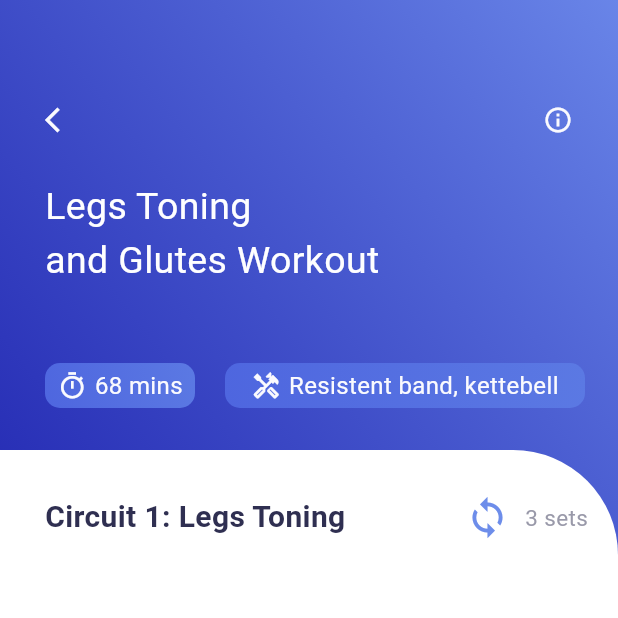
After one commit to passpier/workoutapp, a Flutter app: the screen it shows after launch, after a tap on the "arrow forward" icon, on a phone screen of 412 x 824 dp, the top half of it. The commit adds this screen. Run offline on Flutter 3.47's test engine with Material 2 defaults, Android fonts, the phone set to English and light mode, and no system bars; our stand-ins replace get.

Commit message:
add video info page

```diff
--- a/lib/home_page.dart
+++ b/lib/home_page.dart
@@ -1,6 +1,8 @@
 import 'dart:convert';
 
 import 'package:flutter/material.dart';
+import 'package:get/get.dart';
+import 'package:workoutapp/video_info.dart';
 import 'colors.dart' as color;
 
 class HomePage extends StatefulWidget {
@@ -60,12 +62,17 @@ class _HomePageState extends State<HomePage> {
                     ),
                   ),
                   const SizedBox(width: 5),
-                  Icon(Icons.arrow_forward, size: 20, color: color.AppColor.homePageIcons),
+                  InkWell(onTap: () {
+                    Get.to(() => const VideoInfo());
+                  }, child: Icon(Icons.arrow_forward, size: 20, color: color.AppColor.homePageIcons)),
                 ],
               ),
               const SizedBox(height: 20),
               Container(
-                width: MediaQuery.of(context).size.width,
+                width: MediaQuery
+                    .of(context)
+                    .size
+                    .width,
                 height: 230,
                 decoration: BoxDecoration(
                     gradient: LinearGradient(colors: [
@@ -127,11 +134,17 @@ class _HomePageState extends State<HomePage> {
               const SizedBox(height: 5),
               SizedBox(
                 height: 180,
-                width: MediaQuery.of(context).size.width,
+                width: MediaQuery
+                    .of(context)
+                    .size
+                    .width,
                 child: Stack(
                   children: [
                     Container(
-                      width: MediaQuery.of(context).size.width,
+                      width: MediaQuery
+                          .of(context)
+                          .size
+                          .width,
                       margin: const EdgeInsets.only(top: 30),
                       height: 120,
                       decoration: BoxDecoration(
@@ -153,7 +166,10 @@ class _HomePageState extends State<HomePage> {
                     ),
                     Container(
                       height: 200,
-                      width: MediaQuery.of(context).size.width,
+                      width: MediaQuery
+                          .of(context)
+                          .size
+                          .width,
                       margin: const EdgeInsets.only(right: 200, bottom: 30),
                       decoration: BoxDecoration(
                         //color: Colors.redAccent.withOpacity(0.2),
@@ -203,7 +219,10 @@ class _HomePageState extends State<HomePage> {
               ]),
               Expanded(
                 child: OverflowBox(
-                  maxWidth: MediaQuery.of(context).size.width,
+                  maxWidth: MediaQuery
+                      .of(context)
+                      .size
+                      .width,
                   child: MediaQuery.removePadding(
                     removeTop: true,
                     context: context,
@@ -214,9 +233,12 @@ class _HomePageState extends State<HomePage> {
                           int b = 2 * 1 + 1;
                           return Row(children: [
                             Container(
-                                width: (MediaQuery.of(context).size.width-90)/2,
+                                width: (MediaQuery
+                                    .of(context)
+                                    .size
+                                    .width - 90) / 2,
                                 height: 170,
-                                margin:const EdgeInsets.only(left:30, bottom: 15, top:15),
+                                margin: const EdgeInsets.only(left: 30, bottom: 15, top: 15),
                                 padding: const EdgeInsets.only(bottom: 5),
                                 decoration: BoxDecoration(
                                     color: Colors.white,
@@ -239,9 +261,12 @@ class _HomePageState extends State<HomePage> {
                                           style: TextStyle(fontSize: 20, color: color.AppColor.homePageDetail)),
                                     ))),
                             Container(
-                                width: (MediaQuery.of(context).size.width-90)/2,
+                                width: (MediaQuery
+                                    .of(context)
+                                    .size
+                                    .width - 90) / 2,
                                 height: 170,
-                                margin:const EdgeInsets.only(left:30, bottom: 15, top:15),
+                                margin: const EdgeInsets.only(left: 30, bottom: 15, top: 15),
                                 padding: const EdgeInsets.only(bottom: 5),
                                 decoration: BoxDecoration(
                                     color: Colors.white,
--- a/lib/main.dart
+++ b/lib/main.dart
@@ -1,4 +1,5 @@
 import 'package:flutter/material.dart';
+import 'package:get/get.dart';
 
 import 'home_page.dart';
 
@@ -12,7 +13,7 @@ class MyApp extends StatelessWidget {
   // This widget is the root of your application.
   @override
   Widget build(BuildContext context) {
-    return MaterialApp(
+    return GetMaterialApp(
       title: 'Flutter Demo',
       theme: ThemeData(
         colorScheme: ColorScheme.fromSeed(seedColor: Colors.deepPurple),
--- /dev/null
+++ b/lib/video_info.dart
@@ -0,0 +1,165 @@
+import 'dart:convert';
+
+import 'package:flutter/material.dart';
+import 'package:get/get.dart';
+import 'colors.dart' as color;
+
+class VideoInfo extends StatefulWidget {
+  const VideoInfo({super.key});
+
+  @override
+  State<VideoInfo> createState() => _VideoInfoState();
+}
+
+class _VideoInfoState extends State<VideoInfo> {
+  List info = [];
+
+  _initData() {
+    DefaultAssetBundle.of(context).loadString("json/videoinfo.json").then((value) => {info = json.decode(value)});
+  }
+
+  @override
+  void initState() {
+    super.initState();
+    _initData();
+  }
+
+  @override
+  Widget build(BuildContext context) {
+    return Scaffold(
+        body: Container(
+      decoration: BoxDecoration(
+          gradient: LinearGradient(
+              colors: [color.AppColor.gradientFirst.withOpacity(0.9), color.AppColor.gradientSecond],
+              begin: const FractionalOffset(0.0, 0.4),
+              end: Alignment.topRight)),
+      child: Column(
+        children: [
+          Container(
+            padding: const EdgeInsets.only(top: 70, left: 30, right: 30),
+            width: MediaQuery.of(context).size.width,
+            height: 300,
+            child: Column(
+              crossAxisAlignment: CrossAxisAlignment.start,
+              children: [
+                Row(
+                  children: [
+                    InkWell(
+                        onTap: () {
+                          Get.back();
+                        },
+                        child: Icon(Icons.arrow_back_ios, size: 20, color: color.AppColor.secondPageIconColor)),
+                    Expanded(child: Container()),
+                    Icon(Icons.info_outline, size: 20, color: color.AppColor.secondPageIconColor)
+                  ],
+                ),
+                const SizedBox(
+                  height: 30,
+                ),
+                Text(
+                  "Legs Toning",
+                  style: TextStyle(fontSize: 25, color: color.AppColor.secondPageTitleColor),
+                ),
+                Text(
+                  "and Glutes Workout",
+                  style: TextStyle(fontSize: 25, color: color.AppColor.secondPageTitleColor),
+                ),
+                const SizedBox(
+                  height: 50,
+                ),
+                Row(children: [
+                  Container(
+                    width: 100,
+                    height: 30,
+                    decoration: BoxDecoration(
+                        borderRadius: BorderRadius.circular(10),
+                        gradient: LinearGradient(
+                          colors: [
+                            color.AppColor.secondPageContainerGradient1stColor,
+                            color.AppColor.secondPageContainerGradient2ndColor,
+                          ],
+                          begin: Alignment.bottomLeft,
+                          end: Alignment.topRight,
+                        )),
+                    child: Row(mainAxisAlignment: MainAxisAlignment.center, children: [
+                      Icon(Icons.timer_outlined, size: 20, color: color.AppColor.secondPageIconColor),
+                      const SizedBox(
+                        width: 5,
+                      ),
+                      Text("68 mins", style: TextStyle(fontSize: 16, color: color.AppColor.secondPageIconColor))
+                    ]),
+                  ),
+                  const SizedBox(width: 20),
+                  Container(
+                    width: 240,
+                    height: 30,
+                    decoration: BoxDecoration(
+                        borderRadius: BorderRadius.circular(10),
+                        gradient: LinearGradient(
+                          colors: [
+                            color.AppColor.secondPageContainerGradient1stColor,
+                            color.AppColor.secondPageContainerGradient2ndColor,
+                          ],
+                          begin: Alignment.bottomLeft,
+                          end: Alignment.topRight,
+                        )),
+                    child: Row(mainAxisAlignment: MainAxisAlignment.center, children: [
+                      Icon(Icons.handyman_outlined, size: 20, color: color.AppColor.secondPageIconColor),
+                      const SizedBox(
+                        width: 5,
+                      ),
+                      Text("Resistent band, kettebell",
+                          style: TextStyle(fontSize: 16, color: color.AppColor.secondPageIconColor))
+                    ]),
+                  ),
+                ])
+              ],
+            ),
+          ),
+          Expanded(
+              child: Container(
+            decoration: const BoxDecoration(
+                color: Colors.white,
+                borderRadius: BorderRadius.only(
+                  topRight: Radius.circular(70),
+                )),
+            child: Column(
+              children: [
+                const SizedBox(
+                  height: 30,
+                ),
+                Row(
+                  children: [
+                    const SizedBox(
+                      height: 30, width: 30,
+                    ),
+                    Text("Circuit 1: Legs Toning",
+                        style:
+                            TextStyle(fontSize: 20, fontWeight: FontWeight.bold, color: color.AppColor.circuitsColor)),
+                    Expanded(child: Container()),
+                    Row(
+                      children: [
+                        Icon(Icons.loop, size: 30, color: color.AppColor.loopColor),
+                        const SizedBox(
+                          width: 10,
+                        ),
+                        Text("3 sets",
+                            style: TextStyle(
+                              fontSize: 15,
+                              color: color.AppColor.setsColor,
+                            ))
+                      ],
+                    ),
+                    const SizedBox(
+                      width: 20,
+                    ),
+                  ],
+                )
+              ],
+            ),
+          ))
+        ],
+      ),
+    ));
+  }
+}
--- a/pubspec.yaml
+++ b/pubspec.yaml
@@ -31,10 +31,10 @@ dependencies:
   flutter:
     sdk: flutter
 
-
   # The following adds the Cupertino Icons font to your application.
   # Use with the CupertinoIcons class for iOS style icons.
   cupertino_icons: ^1.0.2
+  get:
 
 dev_dependencies:
   flutter_test:
```
Also changed, not shown: pubspec.lock. Lines whose indentation alone changed are shown as unchanged.
